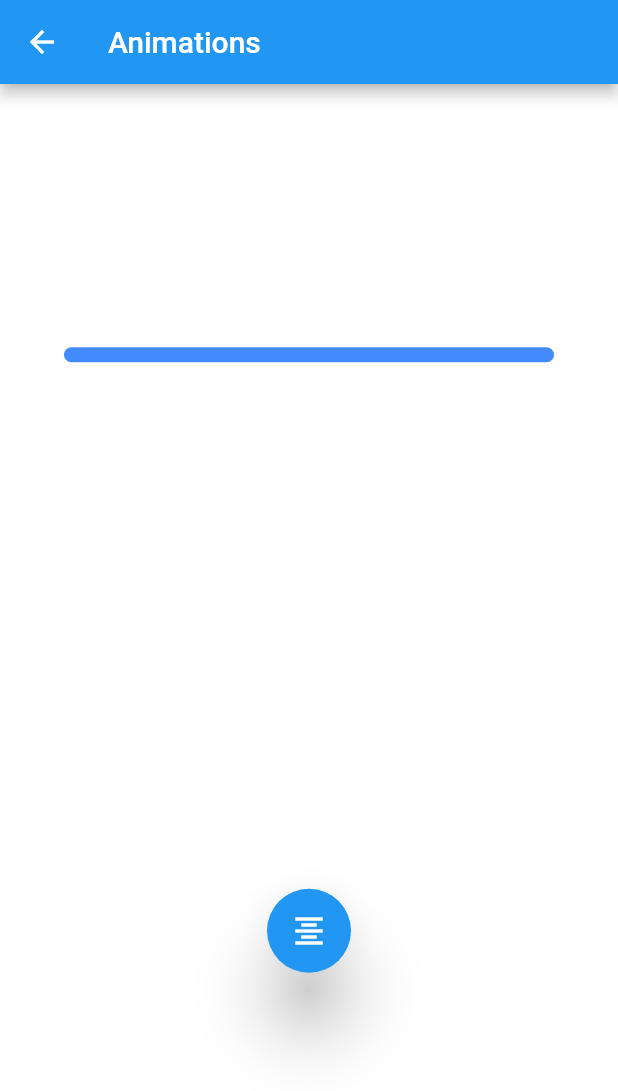
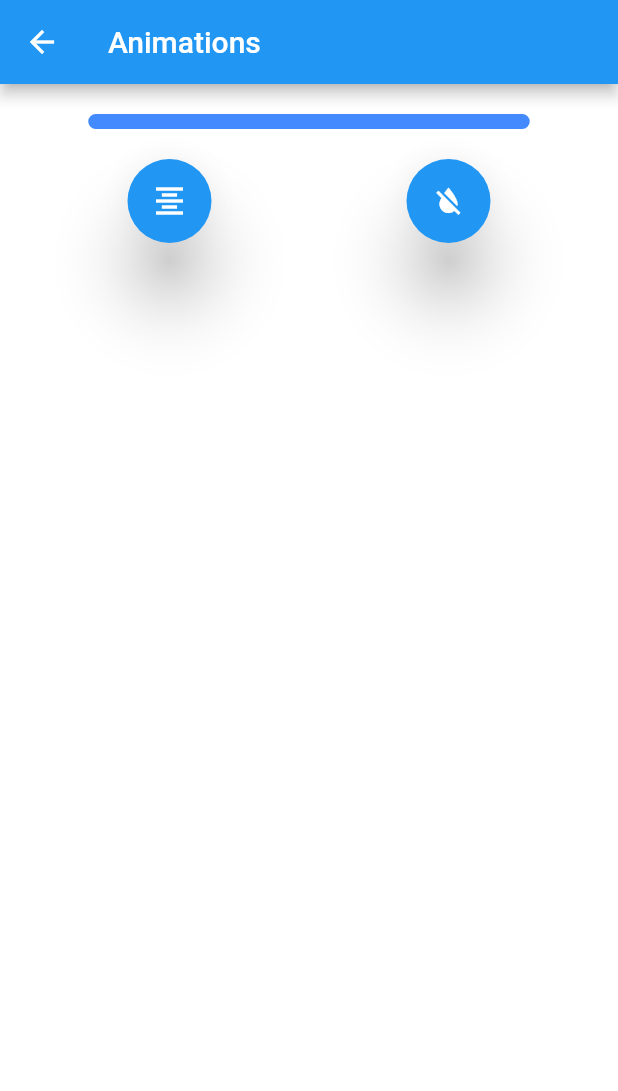
Before and after one commit to EmaGitHub/flutter_first_proj, a Flutter app: the screen it shows after launch, after a tap on "Animations List", on a phone screen of 412 x 824 dp. Shown: the top 1091 px of the screen. Run offline on Flutter 3.47's test engine with Material 2 defaults, Android fonts, the phone set to English and light mode, and no system bars; our stand-ins replace connectivity, flutter_staggered_animations, image_picker, simple_animations, toast; statements that could not run were skipped.

Commit message:
fixed AnimationPage scrollview

```diff
--- a/lib/Pages/animations.dart
+++ b/lib/Pages/animations.dart
@@ -8,7 +8,6 @@ class AnimationsPage extends StatefulWidget {
 
 class _AnimationsPageState extends State<AnimationsPage>
     with SingleTickerProviderStateMixin {
-
   AnimationController boxController;
 
   bool _visible = true;
@@ -24,7 +23,8 @@ class _AnimationsPageState extends State<AnimationsPage>
   initState() {
     super.initState();
 
-    new Future<String>.delayed(new Duration(milliseconds: 2000)).then((String value) {
+    new Future<String>.delayed(new Duration(milliseconds: 2000))
+        .then((String value) {
       setState(() {
         listWidget = ListObj();
       });
@@ -97,7 +97,7 @@ class _AnimationsPageState extends State<AnimationsPage>
       ),
     ));
 
-    Future.delayed(new Duration(milliseconds: 200), () {
+    Future.delayed(new Duration(milliseconds: 300), () {
       boxController.forward();
     });
   }
@@ -114,15 +114,17 @@ class _AnimationsPageState extends State<AnimationsPage>
           title: Text('Animations'),
         ),
         backgroundColor: Colors.white,
-        body: Center(
-            child: Column(
-          mainAxisAlignment: MainAxisAlignment.spaceAround,
+        body: SingleChildScrollView(
+          padding: EdgeInsets.only(top: 20, left: 20, right: 20, bottom: 40),
+             child: Column(
+          mainAxisAlignment: MainAxisAlignment.spaceBetween,
           crossAxisAlignment: CrossAxisAlignment.center,
           children: <Widget>[
             Opacity(
                 opacity: opacityAnimation.value,
                 child: Container(
                   padding: EdgeInsets.only(top: 10, bottom: 10),
+                  margin: EdgeInsets.only(bottom: 20),
                   width: widthAnimation.value,
                   height: heightAnimation.value,
                   decoration: BoxDecoration(
@@ -137,17 +139,32 @@ class _AnimationsPageState extends State<AnimationsPage>
                     listWidget
 
                 )),
-            FloatingActionButton(
-              heroTag: "btn",
+                Row(
+                  mainAxisAlignment: MainAxisAlignment.spaceAround,
+                  children: <Widget>[
+                    FloatingActionButton(
+              heroTag: "btn1",
               tooltip: 'Increment',
               child: Icon(Icons.format_align_center),
               elevation: 20,
               onPressed: () {
                 this.animate();
               },
+            ),
+            FloatingActionButton(
+              heroTag: "btn2",
+              tooltip: 'Increment',
+              child: Icon(Icons.format_color_reset),
+              elevation: 20,
+              onPressed: () {
+                this.animate();
+              },
             )
+                  ],
+                )
+
           ],
-        )));
+        ) ));
   }
 
   @override
--- a/lib/main.dart
+++ b/lib/main.dart
@@ -125,7 +125,9 @@ class _MyHomePageState extends State<HomePage> {
 
             ParticleBackgroundApp(),
 
-            Center(
+            SingleChildScrollView(
+
+            child: Center(
               child: Column(
                 mainAxisAlignment: MainAxisAlignment.spaceAround,
                 children: <Widget>[
@@ -296,6 +298,7 @@ class _MyHomePageState extends State<HomePage> {
                 ],
               ),
             ),
+          )
         ]
       )
     );
--- a/lib/transitions/CustomPageRoute.dart
+++ b/lib/transitions/CustomPageRoute.dart
@@ -56,7 +56,7 @@ class CustomPageRoute<T> extends PageRoute<T> {
   final bool maintainState;
 
   @override
-  Duration get transitionDuration => const Duration(milliseconds: 800);
+  Duration get transitionDuration => const Duration(milliseconds: 1000);
 
   @override
   Color get barrierColor => null;
```
